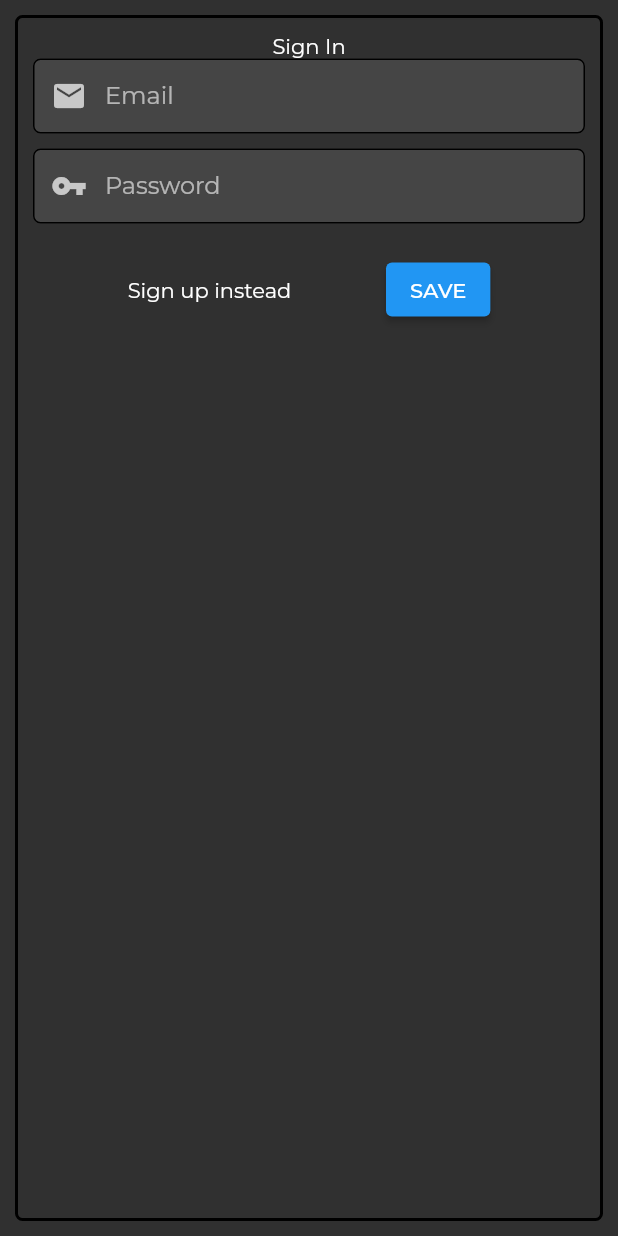
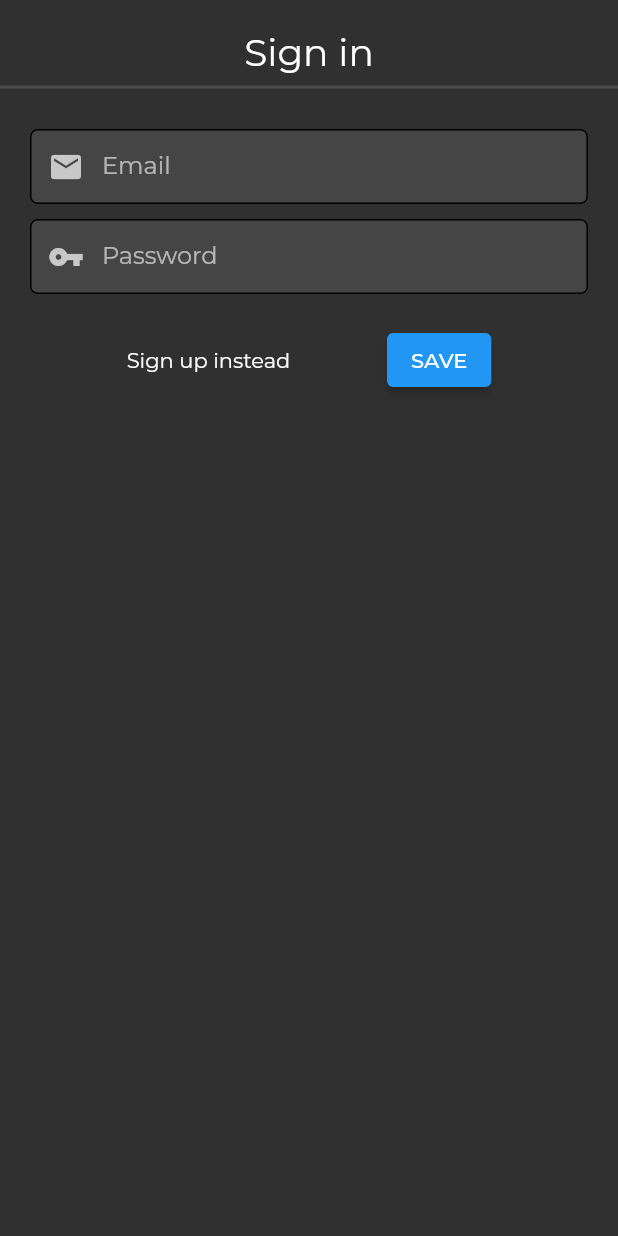
Before and after one commit to IHaveHackedYou/first_app, a Flutter app: the screen it shows after launch, after a tap on "SignUp", after a tap on "Sign in instead", on a phone screen of 412 x 824 dp. Run offline on Flutter 3.47's test engine with Material 2 defaults, Android fonts, the phone set to English and light mode, and no system bars; our stand-ins replace cloud_firestore, firebase_auth, firebase_core, google_fonts; accounts and stored records are empty.

Commit message:
improved app look

```diff
--- a/lib/src/screens/authentication/authentication_input_forms.dart
+++ b/lib/src/screens/authentication/authentication_input_forms.dart
@@ -27,14 +27,21 @@ class _SignUpFormState extends State<SignUpForm> {
   @override
   Widget build(BuildContext context) {
     return Scaffold(
-      body: Container(
+      body: SafeArea(
+        child: Column(
+          children: [
+            Container(
+                padding: EdgeInsets.only(top: 20),
+                child: Center(
+                  child: Text("Sign up", style: TextStyle(fontSize: 25)),
+                )),
+            Divider(
+              thickness: 2,
+            ),
+            Container(
               margin: EdgeInsets.all(10),
               padding: EdgeInsets.all(10),
-        decoration: BoxDecoration(
-            border: Border.all(width: 2),
-            borderRadius: BorderRadius.all(Radius.circular(5))),
               child: Column(children: [
-          Text("SignUp"),
                 Form(
                     key: _formKey,
                     child: Column(
@@ -49,8 +56,8 @@ class _SignUpFormState extends State<SignUpForm> {
                             }
                           },
                           controller: _emailController,
-                    decoration:
-                        InputDecorations.authenticationInputFormDecoration(
+                          decoration: InputDecorations
+                              .authenticationInputFormDecoration(
                                   Icons.email, "Email", context),
                         ),
                         SizedBox(
@@ -67,8 +74,8 @@ class _SignUpFormState extends State<SignUpForm> {
                           },
                           controller: _passwordController,
                           obscureText: true,
-                    decoration:
-                        InputDecorations.authenticationInputFormDecoration(
+                          decoration: InputDecorations
+                              .authenticationInputFormDecoration(
                                   Icons.vpn_key, "Password", context),
                         ),
                         SizedBox(
@@ -84,8 +91,8 @@ class _SignUpFormState extends State<SignUpForm> {
                             }
                           },
                           controller: _displayNameController,
-                    decoration:
-                        InputDecorations.authenticationInputFormDecoration(
+                          decoration: InputDecorations
+                              .authenticationInputFormDecoration(
                                   Icons.person, "Name", context),
                         ),
                         SizedBox(
@@ -114,6 +121,9 @@ class _SignUpFormState extends State<SignUpForm> {
                       ],
                     ))
               ]),
+            ),
+          ],
+        ),
       ),
     );
   }
@@ -144,14 +154,21 @@ class _SignInFormState extends State<SignInForm> {
   @override
   Widget build(BuildContext context) {
     return Scaffold(
-      body: Container(
+      body: SafeArea(
+        child: Column(
+          children: [
+            Container(
+                padding: EdgeInsets.only(top: 20),
+                child: Center(
+                  child: Text("Sign in", style: TextStyle(fontSize: 25)),
+                )),
+            Divider(
+              thickness: 2,
+            ),
+            Container(
                 margin: EdgeInsets.all(10),
                 padding: EdgeInsets.all(10),
-          decoration: BoxDecoration(
-              border: Border.all(width: 2),
-              borderRadius: BorderRadius.all(Radius.circular(5))),
                 child: Column(children: [
-            Text("Sign In"),
                   Form(
                       key: _formKey,
                       child: Column(
@@ -166,8 +183,8 @@ class _SignInFormState extends State<SignInForm> {
                               }
                             },
                             controller: _emailController,
-                      decoration:
-                          InputDecorations.authenticationInputFormDecoration(
+                            decoration: InputDecorations
+                                .authenticationInputFormDecoration(
                                     Icons.email, "Email", context),
                           ),
                           SizedBox(
@@ -184,8 +201,8 @@ class _SignInFormState extends State<SignInForm> {
                             },
                             controller: _passwordController,
                             obscureText: true,
-                      decoration:
-                          InputDecorations.authenticationInputFormDecoration(
+                            decoration: InputDecorations
+                                .authenticationInputFormDecoration(
                                     Icons.vpn_key, "Password", context),
                           ),
                           SizedBox(
@@ -218,6 +235,9 @@ class _SignInFormState extends State<SignInForm> {
                         ],
                       ))
                 ])),
+          ],
+        ),
+      ),
     );
   }
 }
--- a/lib/src/screens/authentication/authentication_screens.dart
+++ b/lib/src/screens/authentication/authentication_screens.dart
@@ -1,6 +1,7 @@
 import 'package:firebase_auth/firebase_auth.dart';
 import 'package:first_app/src/consts/enums.dart';
 import 'package:first_app/src/screens/authentication/authentication_input_forms.dart';
+import 'package:first_app/src/screens/authentication/loggedout_screen.dart';
 import 'package:first_app/src/screens/home_screen.dart';
 import 'package:first_app/src/screens/todo_list/add_todo.dart';
 import 'package:first_app/src/services/database.dart';
@@ -44,27 +45,8 @@ class Authentication extends StatelessWidget {
   Widget build(BuildContext context) {
     switch (loginState) {
       case ApplicationLoginState.loggedOut:
-        return Scaffold(
-          body: Container(
-            padding: const EdgeInsets.only(left: 24, bottom: 8),
-            child: Row(
-              children: [
-                ElevatedButton(
-                  onPressed: () {
-                    startSignUpFlow();
-                  },
-                  child: const Text("SignUp"),
-                ),
-                ElevatedButton(
-                  onPressed: () {
-                    startSignInFlow();
-                  },
-                  child: const Text("SignIn"),
-                ),
-              ],
-            ),
-          ),
-        );
+        return LoggedOutScreen(startSignInFlow: startSignInFlow, startSignUpFlow: startSignUpFlow,);
+
 
       case ApplicationLoginState.signUp:
         return SignUpForm(
--- /dev/null
+++ b/lib/src/screens/authentication/loggedout_screen.dart
@@ -0,0 +1,72 @@
+import 'package:flutter/material.dart';
+
+class LoggedOutScreen extends StatefulWidget {
+  const LoggedOutScreen(
+      {Key? key, required this.startSignUpFlow, required this.startSignInFlow})
+      : super(key: key);
+
+  final void Function() startSignUpFlow;
+  final void Function() startSignInFlow;
+
+  @override
+  State<LoggedOutScreen> createState() => _LoggedOutScreenState();
+}
+
+class _LoggedOutScreenState extends State<LoggedOutScreen> {
+  @override
+  Widget build(BuildContext context) {
+    return Scaffold(
+        body: SafeArea(
+      child: Column(
+        children: [
+          Container(
+              padding: EdgeInsets.only(top: 20),
+              child: Center(
+                child: Text("Sign in/up", style: TextStyle(fontSize: 25)),
+              )),
+          Divider(
+            thickness: 2,
+          ),
+          SizedBox(height: 20),
+          Text("create a new account"),
+          //* Sign up button
+          ElevatedButton(
+            onPressed: () {
+              widget.startSignUpFlow();
+            },
+            child: const Text("SignUp"),
+          ),
+          SizedBox(height: 20),
+          Text("already have an account"),
+          //* Sign in button
+          ElevatedButton(
+            onPressed: () {
+              widget.startSignInFlow();
+            },
+            child: const Text("SignIn"),
+          )
+        ],
+      ),
+    ));
+  }
+}
+
+// body: Container(
+//             padding: const EdgeInsets.only(left: 24, bottom: 8),
+//             child: Row(
+//               children: [
+//                 ElevatedButton(
+//                   onPressed: () {
+//                     widget.startSignUpFlow();
+//                   },
+//                   child: const Text("SignUp"),
+//                 ),
+//                 ElevatedButton(
+//                   onPressed: () {
+//                     widget.startSignInFlow();
+//                   },
+//                   child: const Text("SignIn"),
+//                 ),
+//               ],
+//             ),
+//           )
```
Also changed, not shown: lib/src/screens/home_screen.dart (+12 -9 lines), lib/src/screens/todo_list/todo_list.dart (+12 -3 lines). Lines whose indentation alone changed are shown as unchanged.
